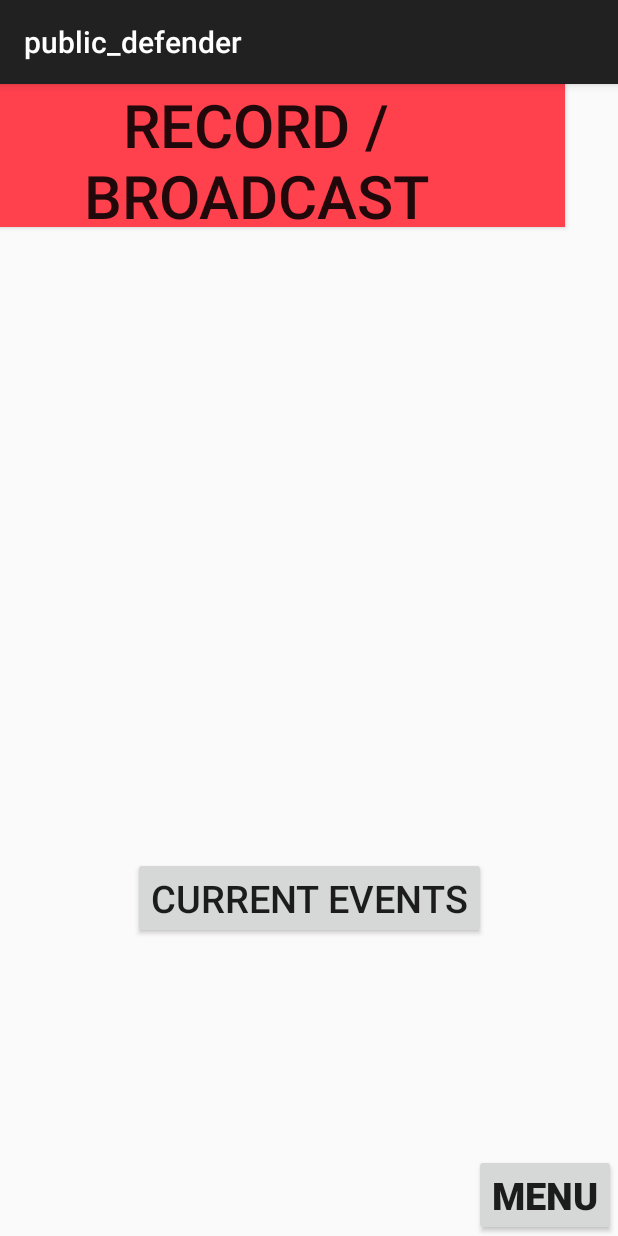
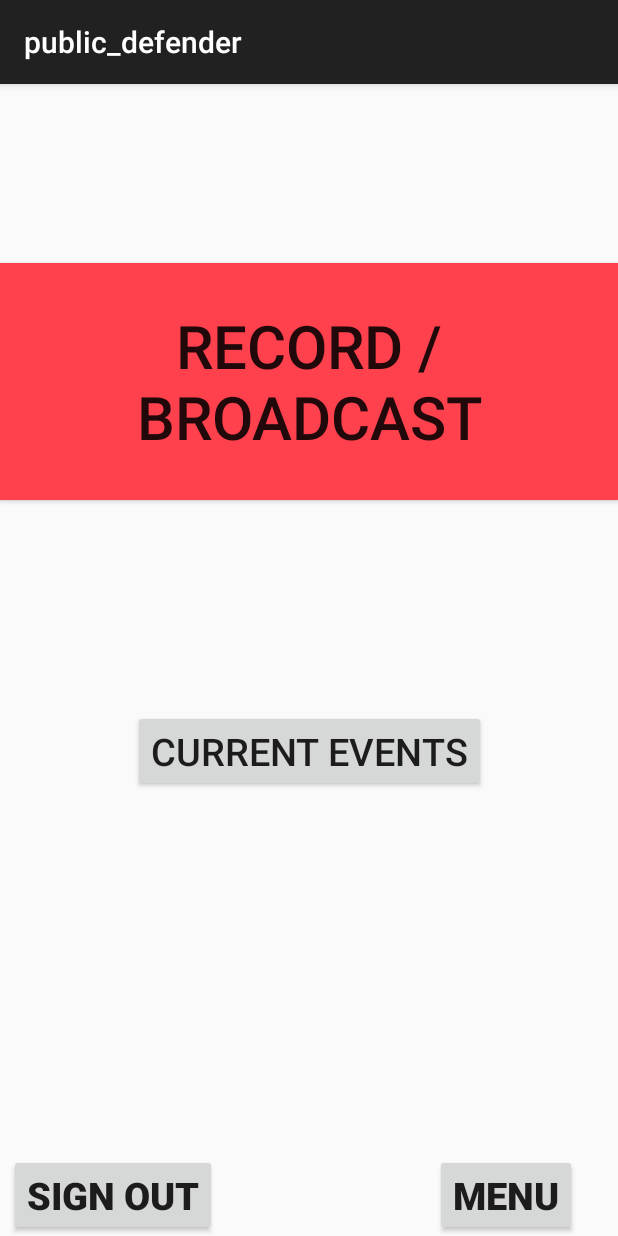
Before and after one commit to obiejuan/Public_Defender, an Android app: the screen it shows after launch (MainActivity), on a phone screen of 412 x 824 dp. Run offline under Robolectric (Android 15) with nearby library versions, the phone set to English and light mode, and no system bars.

Commit message:
Google Sign In working

```diff
--- a/frontend/mobile/public_defender/app/build.gradle
+++ b/frontend/mobile/public_defender/app/build.gradle
@@ -1,4 +1,6 @@
 apply plugin: 'com.android.application'
+apply plugin: 'com.google.gms.google-services'
+
 
 android {
     compileSdkVersion 24
@@ -21,11 +23,12 @@ android {
 
 dependencies {
     compile fileTree(dir: 'libs', include: ['*.jar'])
+    compile 'com.google.android.gms:play-services-auth:8.3.0'
     androidTestCompile('com.android.support.test.espresso:espresso-core:2.2.2', {
         exclude group: 'com.android.support', module: 'support-annotations'
     })
     compile 'com.android.support:appcompat-v7:24.2.1'
     compile 'com.android.support.constraint:constraint-layout:1.0.2'
-    compile 'com.android.support:design:25.3.1'
+    compile 'com.android.support:design:24.2.1'
     testCompile 'junit:junit:4.12'
 }
--- a/frontend/mobile/public_defender/app/src/main/java/com/cmps115/public_defender/FileBrowser.java
+++ b/frontend/mobile/public_defender/app/src/main/java/com/cmps115/public_defender/FileBrowser.java
@@ -35,7 +35,7 @@ public class FileBrowser extends ListActivity {
 
         // Get this app's external cache directory.
         //path = getExternalFilesDir(null).toString();
-        path = "/";
+        path = ".";
         // WHY CAN'T I SEE ANYTHING IN THIS DIRECTORY??
         //path = Environment.getExternalStorageDirectory().toString();
         Log.d("PATH IS: ", path);
--- a/frontend/mobile/public_defender/app/src/main/java/com/cmps115/public_defender/MainActivity.java
+++ b/frontend/mobile/public_defender/app/src/main/java/com/cmps115/public_defender/MainActivity.java
@@ -16,6 +16,15 @@ import android.os.Bundle;
 import android.view.View;
 import android.widget.Button;
 
+import com.google.android.gms.auth.api.Auth;
+import com.google.android.gms.auth.api.signin.GoogleSignInAccount;
+import com.google.android.gms.auth.api.signin.GoogleSignInOptions;
+import com.google.android.gms.auth.api.signin.GoogleSignInResult;
+import com.google.android.gms.common.api.GoogleApiClient;
+import com.google.android.gms.common.api.PendingResult;
+import com.google.android.gms.common.api.Status;
+import com.google.android.gms.common.api.ResultCallback;
+
 /*
 Please note that if you want to change the draw/drop theme for this activity you need to ensure you're setting the contraints.
 This means that you will need to hit the little golden stars after you place an element. It is the bar above the drag/drop editor.
@@ -24,11 +33,86 @@ This means that you will need to hit the little golden stars after you place an
 
 public class MainActivity extends AppCompatActivity {
 
+    GoogleApiClient mGoogleApiClient;
+
     @Override
     protected void onCreate(Bundle savedInstanceState) {
         super.onCreate(savedInstanceState);
         setContentView(R.layout.activity_main);
 
+        GoogleSignInOptions gso = new GoogleSignInOptions.Builder(GoogleSignInOptions.DEFAULT_SIGN_IN)
+                .requestEmail()
+                //.requestIdToken("232250430081-nrqnos5eqst3rn7o2r9c8jas6m42i6p5.apps.googleusercontent.com")
+                .build();
+        mGoogleApiClient = new GoogleApiClient.Builder(this)
+                .addApi(Auth.GOOGLE_SIGN_IN_API, gso)
+                .build();
+
+        signIn();
+        mGoogleApiClient.connect();
+
+        String res = String.valueOf(mGoogleApiClient.  isConnected());
+
+        Log.d("isconnected: ", res);
+
+
+    }
+
+    private static final int RC_SIGN_IN = 9001;
+
+    private void signIn() {
+        final Intent signInIntent = Auth.GoogleSignInApi.getSignInIntent(mGoogleApiClient);
+        startActivityForResult(signInIntent, RC_SIGN_IN);
+    }
+
+
+
+
+
+    @Override
+    public void onActivityResult(int requestCode, int resultCode, Intent data) {
+        super.onActivityResult(requestCode, resultCode, data);
+
+        // Result returned from launching the Intent from GoogleSignInApi.getSignInIntent(...);
+        if (requestCode == RC_SIGN_IN) {
+            GoogleSignInResult result = Auth.GoogleSignInApi.getSignInResultFromIntent(data);
+
+            if(result.isSuccess()) {
+                GoogleSignInAccount gsa = result.getSignInAccount();
+                String success = gsa.getId();
+                Log.d("success id token", success);
+                //Intent intent = new Intent(this, MainActivity.class);
+                //startActivity(intent);
+                //handleSignInResult(...)
+            } else {
+
+                Log.d("not successful", result.toString());
+                //handleSignInResult(...);
+            }
+        } else {
+            // Handle other values for requestCode
+        }
+    }
+
+    public void checkAndSignOut(View view){
+        if(mGoogleApiClient.isConnected()){
+            signOut();
+            Intent intent = new Intent(this, LoginActivity.class);
+            startActivity(intent);
+        }
+    }
+
+    public void signOut() {
+        Auth.GoogleSignInApi.signOut(mGoogleApiClient).setResultCallback(
+                new ResultCallback<Status>() {
+                    @Override
+                    public void onResult(Status status) {
+                        // [START_EXCLUDE]
+//                        updateUI(false);
+                        Log.d("Signout", "sigout");
+                        // [END_EXCLUDE]
+                    }
+                });
     }
 
     public void broadCast(View view) {
@@ -46,6 +130,12 @@ public class MainActivity extends AppCompatActivity {
         startActivity(intent);
     }
 
+    public void gotoLogin(View view){
+        Intent intent = new Intent(this, LoginActivity.class);
+        Log.d("Menu", "clicked menu");
+        startActivity(intent);
+    }
+
     public void gotoCurrentEvents(View view){
         Intent intent = new Intent(this, CurrentEvents.class);
         startActivity(intent);
--- a/frontend/mobile/public_defender/app/src/main/res/layout/activity_main.xml
+++ b/frontend/mobile/public_defender/app/src/main/res/layout/activity_main.xml
@@ -5,47 +5,63 @@
     android:layout_width="match_parent"
     android:layout_height="match_parent"
     tools:context="com.cmps115.public_defender.MainActivity"
-    tools:layout_editor_absoluteY="81dp"
+    tools:layout_editor_absoluteY="25dp"
     tools:layout_editor_absoluteX="0dp">
 
     <Button
         android:id="@+id/button"
         android:layout_width="0dp"
-        android:layout_height="95dp"
+        android:layout_height="158dp"
         android:background="@color/colorAccent"
         android:text="Record / Broadcast"
         android:textSize="40sp"
         android:onClick="broadCast"
         tools:layout_constraintTop_creator="1"
         tools:layout_constraintRight_creator="1"
-        android:layout_marginStart="35dp"
-        android:layout_marginEnd="35dp"
         app:layout_constraintRight_toRightOf="parent"
-        android:layout_marginTop="60dp"/>
+        android:layout_marginTop="119dp"
+        tools:layout_constraintLeft_creator="1"
+        app:layout_constraintLeft_toLeftOf="parent"
+        app:layout_constraintTop_toTopOf="parent" />
 
     <Button
         android:id="@+id/button2"
         android:layout_width="wrap_content"
         android:layout_height="wrap_content"
-        android:layout_marginEnd="1dp"
+        android:onClick="checkAndSignOut"
+        android:text="Sign out"
+        android:textSize="25sp"
+        android:textStyle="bold"
+        tools:layout_constraintBottom_creator="1"
+        android:layout_marginStart="6dp"
+        app:layout_constraintBottom_toBottomOf="parent"
+        tools:layout_constraintLeft_creator="1"
+        app:layout_constraintLeft_toLeftOf="parent"
+        android:layout_marginLeft="6dp" />
+
+    <Button
+        android:id="@+id/button5"
+        android:layout_width="wrap_content"
+        android:layout_height="wrap_content"
+        android:onClick="gotoMenu"
         android:text="Menu"
+        android:textSize="25sp"
         android:textStyle="bold"
-        android:textSize="25sp"
-        android:onClick="gotoMenu"
-        tools:layout_constraintRight_creator="1"
         tools:layout_constraintBottom_creator="1"
+        android:layout_marginStart="290dp"
         app:layout_constraintBottom_toBottomOf="parent"
-        app:layout_constraintRight_toRightOf="parent"
-        android:layout_marginRight="1dp" />
+        tools:layout_constraintLeft_creator="1"
+        app:layout_constraintLeft_toLeftOf="parent"
+        android:layout_marginLeft="290dp" />
 
     <android.support.constraint.Guideline
         android:layout_width="wrap_content"
         android:layout_height="wrap_content"
         android:id="@+id/guideline"
-        app:layout_constraintGuide_begin="20dp"
         android:orientation="vertical"
+        app:layout_constraintGuide_end="398dp"
         tools:layout_editor_absoluteY="0dp"
-        tools:layout_editor_absoluteX="20dp" />
+        tools:layout_editor_absoluteX="-12dp" />
 
     <android.support.constraint.Guideline
         android:layout_width="wrap_content"
@@ -62,13 +78,16 @@
         android:layout_height="wrap_content"
         android:text="Current Events"
         android:textSize="25sp"
+        android:onClick="gotoCurrentEvents"
+        tools:layout_constraintTop_creator="1"
         tools:layout_constraintRight_creator="1"
         tools:layout_constraintBottom_creator="1"
         app:layout_constraintBottom_toBottomOf="parent"
         app:layout_constraintRight_toRightOf="parent"
+        android:layout_marginTop="200dp"
         tools:layout_constraintLeft_creator="1"
         android:layout_marginBottom="198dp"
         app:layout_constraintLeft_toLeftOf="parent"
-        android:onClick="gotoCurrentEvents"/>
+        app:layout_constraintTop_toTopOf="@+id/button" />
 
 </android.support.constraint.ConstraintLayout>
--- a/frontend/mobile/public_defender/app/src/main/res/values/dimens.xml
+++ b/frontend/mobile/public_defender/app/src/main/res/values/dimens.xml
@@ -1,3 +1,6 @@
 <resources>
     <dimen name="text_margin">16dp</dimen>
+    <!-- Default screen margins, per the Android Design guidelines. -->
+    <dimen name="activity_horizontal_margin">16dp</dimen>
+    <dimen name="activity_vertical_margin">16dp</dimen>
 </resources>
--- a/frontend/mobile/public_defender/build.gradle
+++ b/frontend/mobile/public_defender/build.gradle
@@ -6,6 +6,7 @@ buildscript {
     }
     dependencies {
         classpath 'com.android.tools.build:gradle:2.3.1'
+        classpath 'com.google.gms:google-services:1.5.0-beta2'
 
         // NOTE: Do not place your application dependencies here; they belong
         // in the individual module build.gradle files
```
Also changed, not shown: frontend/mobile/public_defender/app/src/main/AndroidManifest.xml (+11 -5 lines), frontend/mobile/public_defender/app/src/main/java/com/cmps115/public_defender/LoginActivity.java (added, +109 -0 lines), frontend/mobile/public_defender/app/src/main/java/com/cmps115/public_defender/Util.java (+12 -8 lines), frontend/mobile/public_defender/app/src/main/res/layout/activity_login.xml (added, +41 -0 lines), frontend/mobile/public_defender/app/src/main/res/values/strings.xml (+15 -0 lines), 1 other file.
